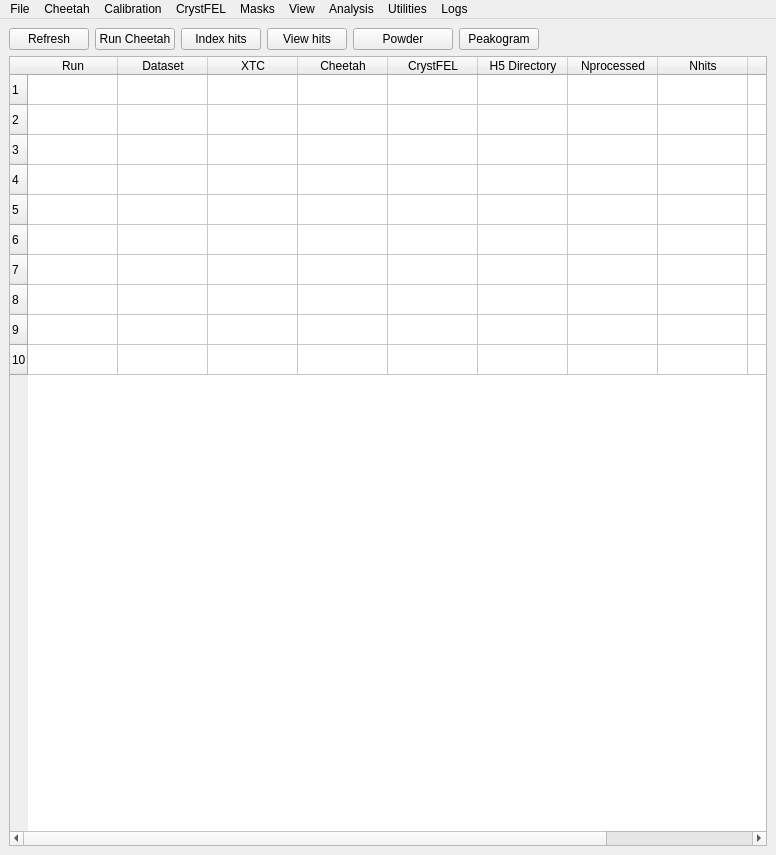
This is python/UI/cheetahgui.ui in antonbarty/cheetah as Qt 5 draws it before an edit. The edited form follows.
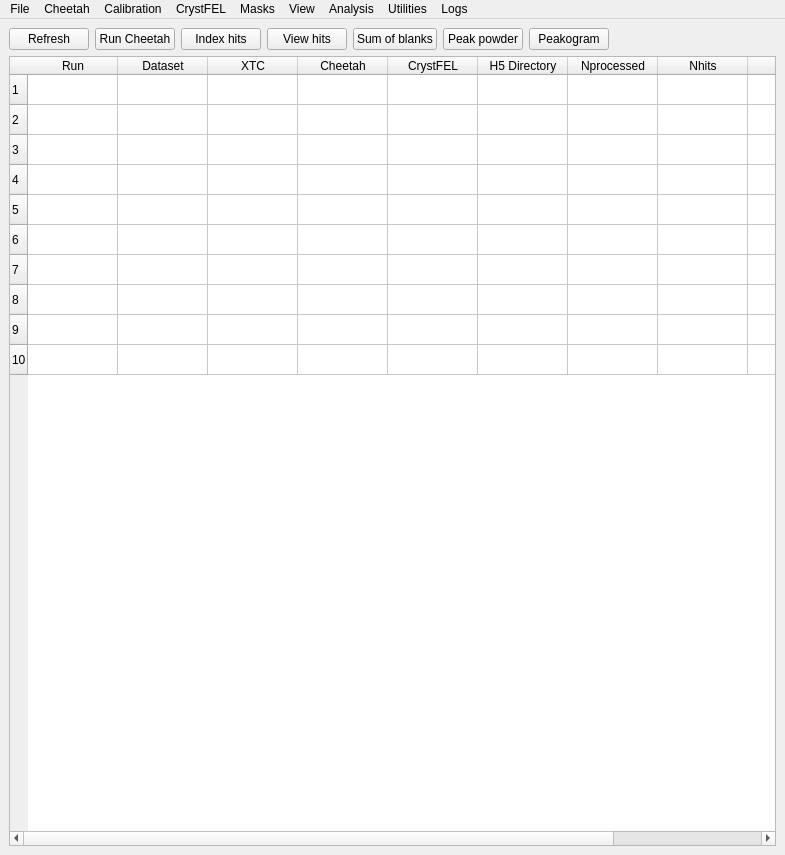
This is the edited form.

Diff of the .ui file:
```diff
--- a/python/UI/cheetahgui.ui
+++ b/python/UI/cheetahgui.ui
@@ -6,7 +6,7 @@
    <rect>
     <x>0</x>
     <y>0</y>
-    <width>776</width>
+    <width>785</width>
     <height>855</height>
    </rect>
   </property>
@@ -110,25 +110,44 @@
           </property>
          </widget>
         </item>
+        <item>
+         <widget class="QPushButton" name="button_blanksum">
+          <property name="sizePolicy">
+           <sizepolicy hsizetype="Preferred" vsizetype="Fixed">
+            <horstretch>0</horstretch>
+            <verstretch>0</verstretch>
+           </sizepolicy>
+          </property>
+          <property name="maximumSize">
+           <size>
+            <width>120</width>
+            <height>25</height>
+           </size>
+          </property>
+          <property name="text">
+           <string>Sum of blanks</string>
+          </property>
+         </widget>
+        </item>
         <item>
          <widget class="QPushButton" name="button_virtualpowder">
           <property name="enabled">
            <bool>true</bool>
           </property>
           <property name="sizePolicy">
-           <sizepolicy hsizetype="Expanding" vsizetype="Fixed">
+           <sizepolicy hsizetype="Preferred" vsizetype="Fixed">
             <horstretch>0</horstretch>
             <verstretch>0</verstretch>
            </sizepolicy>
           </property>
           <property name="maximumSize">
            <size>
-            <width>100</width>
+            <width>120</width>
             <height>25</height>
            </size>
           </property>
           <property name="text">
-           <string>Powder</string>
+           <string>Peak powder</string>
           </property>
          </widget>
         </item>
@@ -138,14 +157,14 @@
            <bool>true</bool>
           </property>
           <property name="sizePolicy">
-           <sizepolicy hsizetype="Fixed" vsizetype="Fixed">
+           <sizepolicy hsizetype="Preferred" vsizetype="Fixed">
             <horstretch>0</horstretch>
             <verstretch>0</verstretch>
            </sizepolicy>
           </property>
           <property name="maximumSize">
            <size>
-            <width>100</width>
+            <width>120</width>
             <height>25</height>
            </size>
           </property>
@@ -269,7 +288,7 @@
     <rect>
      <x>0</x>
      <y>0</y>
-     <width>776</width>
+     <width>785</width>
      <height>22</height>
     </rect>
    </property>
```
Left out of the diff: 35 changed lines with no effect on the pictures.
